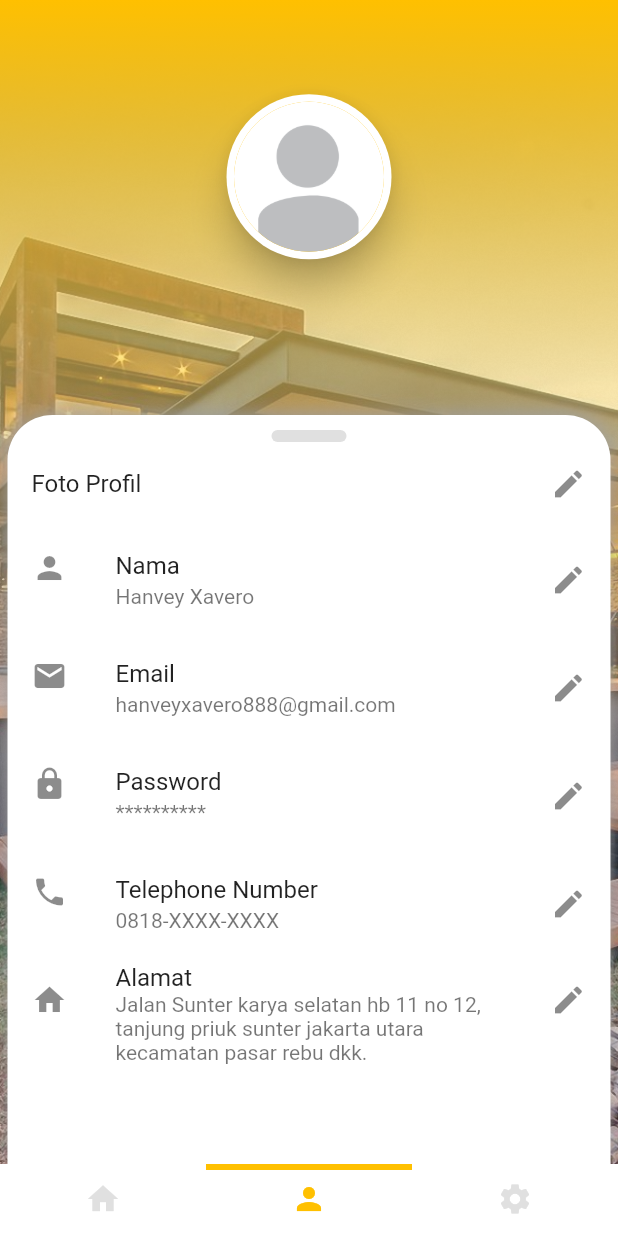
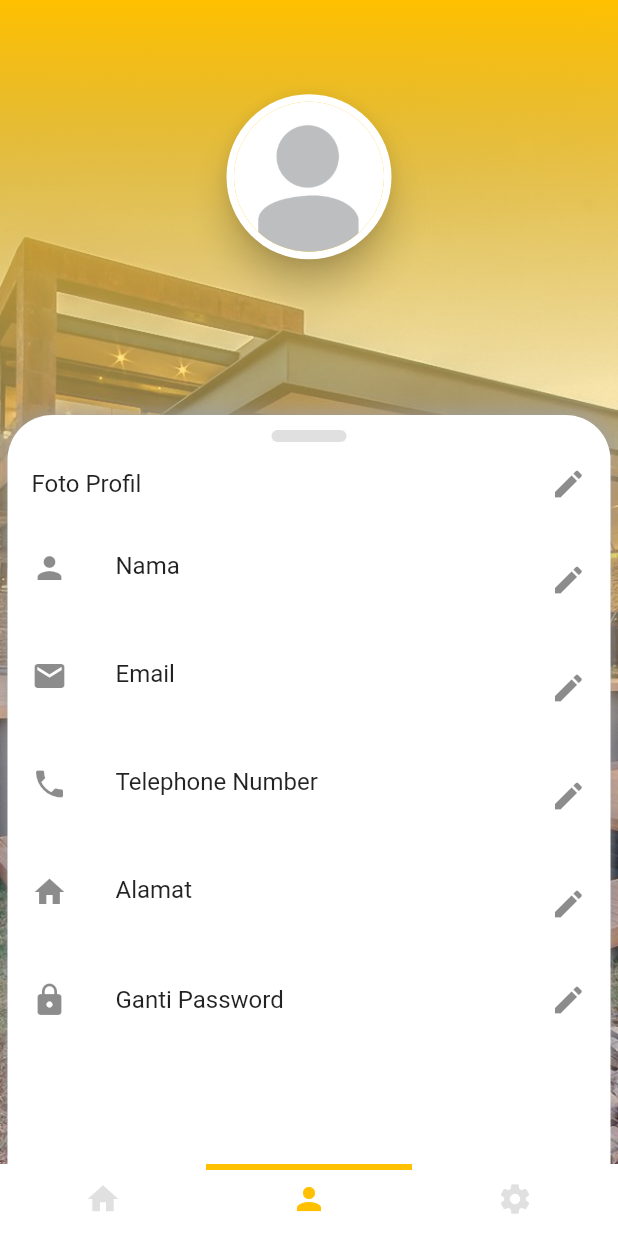
Before and after one commit to qisashasanudin/bangunin_id, a Flutter app: the screen it shows once a user with an empty profile is signed in, item 2 of the bottom bar chosen, on a phone screen of 412 x 824 dp. Run offline on Flutter 3.47's test engine with Material 2 defaults, Android fonts, the phone set to English and light mode, and no system bars; our stand-ins replace cloud_firestore, firebase_auth, flutter_spinkit; accounts and stored records are empty.

Commit message:
Account tab connected to database

```diff
--- a/lib/screens/mainmenu/tab_account.dart
+++ b/lib/screens/mainmenu/tab_account.dart
@@ -1,4 +1,6 @@
 import 'package:bangunin_id/models/user.dart';
+import 'package:bangunin_id/screens/transitions/loading.dart';
+import 'package:bangunin_id/services/database.dart';
 import 'package:bangunin_id/shared/decorations.dart'; // sumber AppColors()
 import 'package:bangunin_id/shared/scrollmenu.dart';
 import 'package:flutter/material.dart';
@@ -15,20 +17,27 @@ class _AccountState extends State<Account> {
   Widget build(BuildContext context) {
     final userID = Provider.of<User>(context).uid;
 
+    return StreamBuilder<Object>(
+      stream: DatabaseService(uid: userID).entitySnapshot('accounts'),
+      builder: (context, snapshot) {
         return ScrollMenu(
           children: [
             SliverToBoxAdapter(
               child: pullDownMarker(),
             ),
-        SliverList(
-          delegate: accountDetails(),
-        )
+            (!snapshot.hasData)
+                ? (SliverToBoxAdapter(child: LoadingScreen()))
+                : (SliverList(
+                    delegate: accountDetails(snapshot),
+                  )),
           ],
+        );
+      },
     );
   }
 }
 
-SliverChildListDelegate accountDetails() {
+SliverChildListDelegate accountDetails(AsyncSnapshot snapshot) {
   return SliverChildListDelegate([
     ListTile(
       title: Text('Foto Profil'),
@@ -38,36 +47,34 @@ SliverChildListDelegate accountDetails() {
     ListTile(
       leading: Icon(Icons.person),
       title: Text('Nama'),
-      subtitle: Text('Hanvey Xavero'),
+      subtitle: Text(snapshot.data.data['name']),
       trailing: Icon(Icons.edit),
       onTap: () {},
     ),
     ListTile(
       leading: Icon(Icons.email),
       title: Text('Email'),
-      subtitle: Text('hanveyxavero888@gmail.com'),
-      trailing: Icon(Icons.edit),
-      onTap: () {},
-    ),
-    ListTile(
-      leading: Icon(Icons.lock),
-      title: Text('Password'),
-      subtitle: Text('**********'),
+      subtitle: Text(snapshot.data.data['email']),
       trailing: Icon(Icons.edit),
       onTap: () {},
     ),
     ListTile(
       leading: Icon(Icons.phone),
       title: Text('Telephone Number'),
-      subtitle: Text('0818-XXXX-XXXX'),
+      subtitle: Text(snapshot.data.data['phone'] ?? 'Belum diisi'),
       trailing: Icon(Icons.edit),
       onTap: () {},
     ),
     ListTile(
       leading: Icon(Icons.home),
       title: Text('Alamat'),
-      subtitle: Text(
-          'Jalan Sunter karya selatan hb 11 no 12, tanjung priuk sunter jakarta utara kecamatan pasar rebu dkk.'),
+      subtitle: Text(snapshot.data.data['address'] ?? 'Belum diisi'),
+      trailing: Icon(Icons.edit),
+      onTap: () {},
+    ),
+    ListTile(
+      leading: Icon(Icons.lock),
+      title: Text('Ganti Password'),
       trailing: Icon(Icons.edit),
       onTap: () {},
     ),
```
Lines whose indentation alone changed are shown as unchanged.
